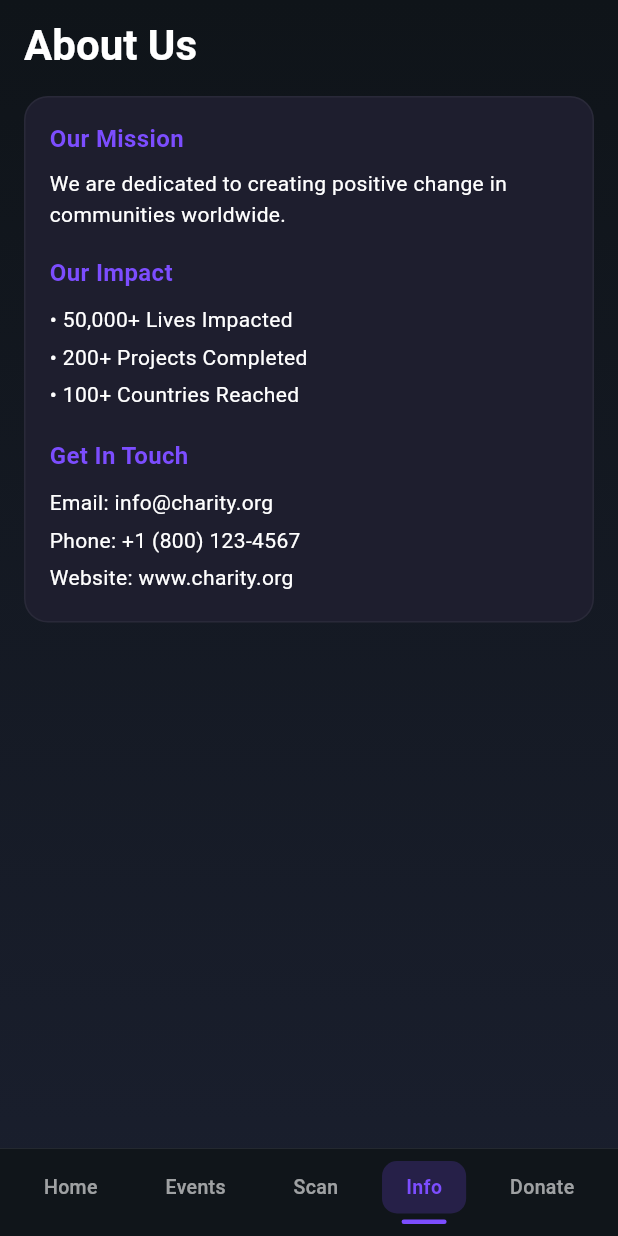
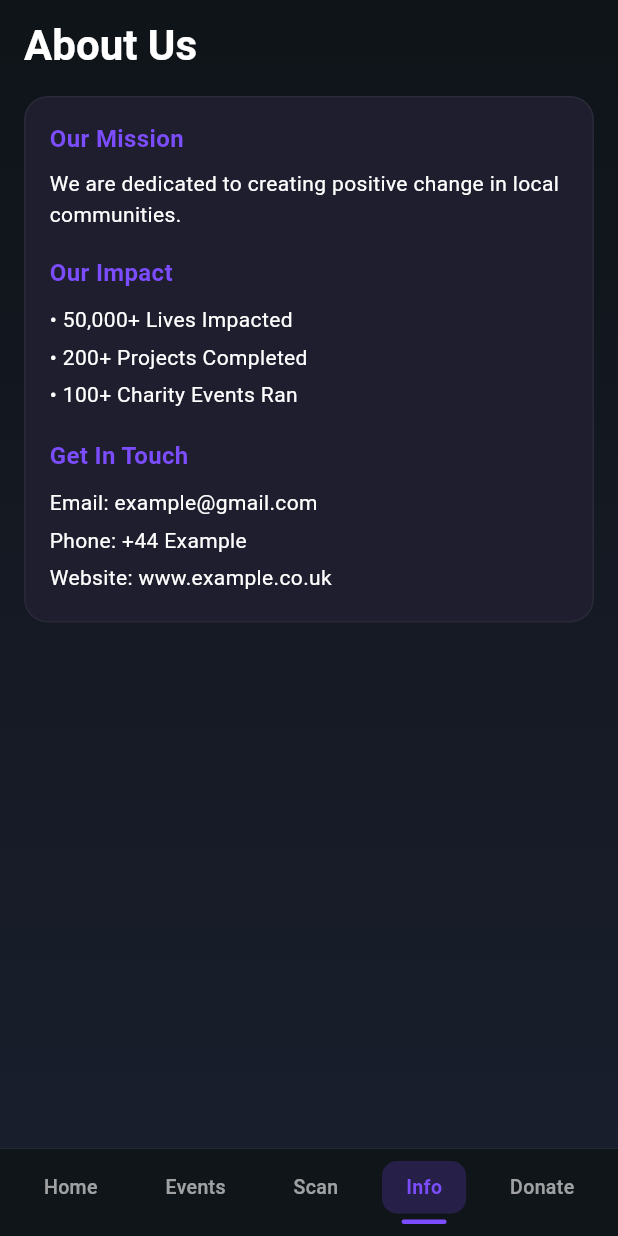
Before and after one commit to scrubber81/charity1, a Flutter app: the CharityHomePage screen opened directly, item 4 of the bottom bar chosen, on a phone screen of 412 x 824 dp. Run offline on Flutter 3.47's test engine with Material 3 defaults, Android fonts, the phone set to English and light mode, and no system bars; network calls fail.

Commit message:
Events updates

```diff
--- a/lib/main.dart
+++ b/lib/main.dart
@@ -454,7 +454,7 @@ class _CharityHomePageState extends State<CharityHomePage> with TickerProviderSt
                 ),
                 SizedBox(height: 12),
                 Text(
-                  'Our mission is to help communities in need. Join us in making the world a better place.',
+                  'Our mission is to help the local community',
                   style: TextStyle(color: Colors.white, fontSize: 14, height: 1.5),
                 ),
                 SizedBox(height: 16),
@@ -507,7 +507,7 @@ class _CharityHomePageState extends State<CharityHomePage> with TickerProviderSt
                 ),
                 SizedBox(height: 8),
                 Text(
-                  'Email: info@charity.org\nPhone: +1 (800) 123-4567',
+                  'Email: info@charity.org\nPhone: +44 7762 277 440',
                   style: TextStyle(color: Colors.white70, height: 1.8),
                 ),
               ],
@@ -1447,7 +1447,7 @@ class _CharityHomePageState extends State<CharityHomePage> with TickerProviderSt
                 ),
                 SizedBox(height: 8),
                 Text(
-                  'We are dedicated to creating positive change in communities worldwide.',
+                  'We are dedicated to creating positive change in local communities.',
                   style: TextStyle(color: Colors.white, height: 1.5),
                 ),
                 SizedBox(height: 16),
@@ -1461,7 +1461,7 @@ class _CharityHomePageState extends State<CharityHomePage> with TickerProviderSt
                 ),
                 SizedBox(height: 8),
                 Text(
-                  '• 50,000+ Lives Impacted\n• 200+ Projects Completed\n• 100+ Countries Reached',
+                  '• 50,000+ Lives Impacted\n• 200+ Projects Completed\n• 100+ Charity Events Ran',
                   style: TextStyle(color: Colors.white, height: 1.8),
                 ),
                 SizedBox(height: 16),
@@ -1475,7 +1475,7 @@ class _CharityHomePageState extends State<CharityHomePage> with TickerProviderSt
                 ),
                 SizedBox(height: 8),
                 Text(
-                  'Email: info@charity.org\nPhone: +1 (800) 123-4567\nWebsite: www.charity.org',
+                  'Email: example@gmail.com\nPhone: +44 Example \nWebsite: www.example.co.uk',
                   style: TextStyle(color: Colors.white, height: 1.8),
                 ),
               ],
```
